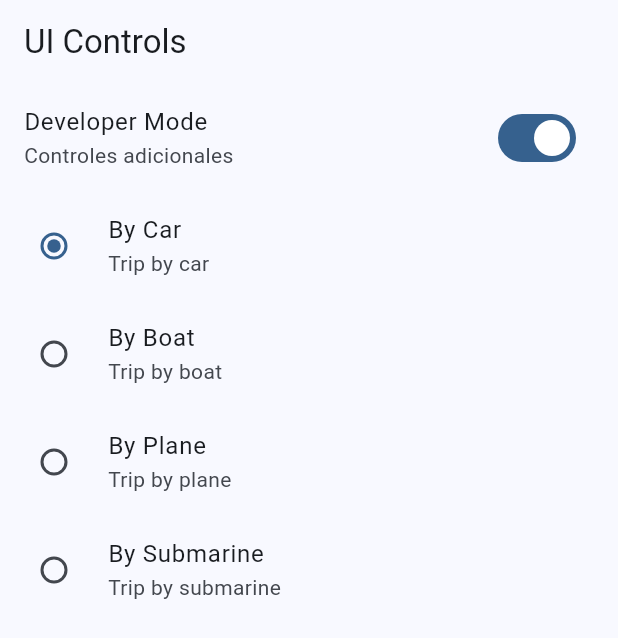
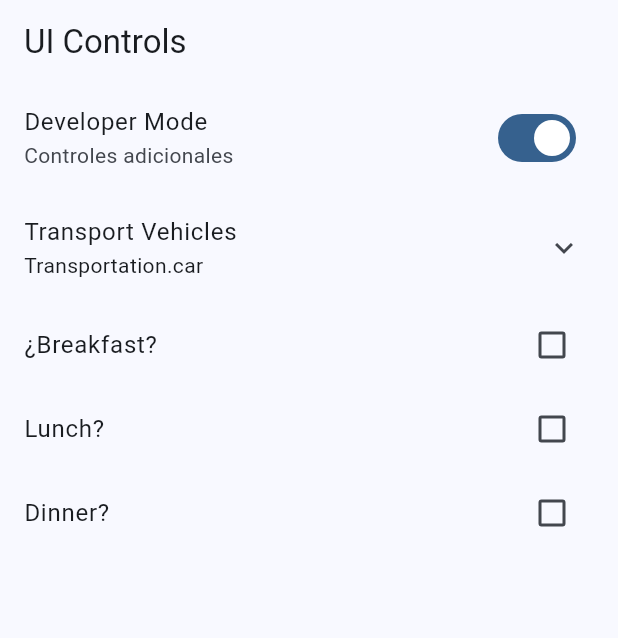
Before and after one commit to alanbarrera03/widgets_app, a Flutter app: the UiControlsScreen screen opened by its route, on a phone screen of 412 x 824 dp. Shown: the top 638 px of the screen. Run offline on Flutter 3.47's test engine with Material 2 defaults, Android fonts, the phone set to English and light mode, and no system bars; our stand-ins replace go_router.

Commit message:
UI Screen finished

```diff
--- a/lib/presentation/screens/ui_controls/ui_controls_screen.dart
+++ b/lib/presentation/screens/ui_controls/ui_controls_screen.dart
@@ -33,6 +33,9 @@ class _UiControlsViewState extends State<_UiControlsView> {
 
   bool isDeveloper = true;
   Transportation selectedTransportation = Transportation.car;
+  bool wantsBreakfast = false;
+  bool wantsLunch     = false;
+  bool wantsDinner    = false;
 
   @override
   Widget build(BuildContext context) {
@@ -48,7 +51,11 @@ class _UiControlsViewState extends State<_UiControlsView> {
           }) )
         ),
 
-        RadioListTile(
+        ExpansionTile(
+          title: const Text('Transport Vehicles'),
+          subtitle: Text('$selectedTransportation'),
+          children: [
+            RadioListTile(
           title: const Text('By Car'),
           subtitle: const Text('Trip by car'),
           value: Transportation.car,
@@ -92,6 +99,31 @@ class _UiControlsViewState extends State<_UiControlsView> {
 
           })
         ),
+          ],
+        ),
+
+        CheckboxListTile(
+          title: const Text('¿Breakfast?'),
+          value: wantsBreakfast,
+          onChanged: ( value ) =>  setState(() {
+            wantsBreakfast = !wantsBreakfast;
+          })
+        ),
+
+        CheckboxListTile(
+          title: const Text('Lunch?'),
+          value: wantsLunch,
+          onChanged: ( value ) => setState(() {
+            wantsLunch = !wantsLunch;
+          })
+        ),
+
+        CheckboxListTile(
+          title: const Text('Dinner?'),
+          value: wantsDinner,
+          onChanged: ( value ) =>   setState(() {
+            wantsDinner = !wantsDinner;
+          }))
 
       ],
     );
```
